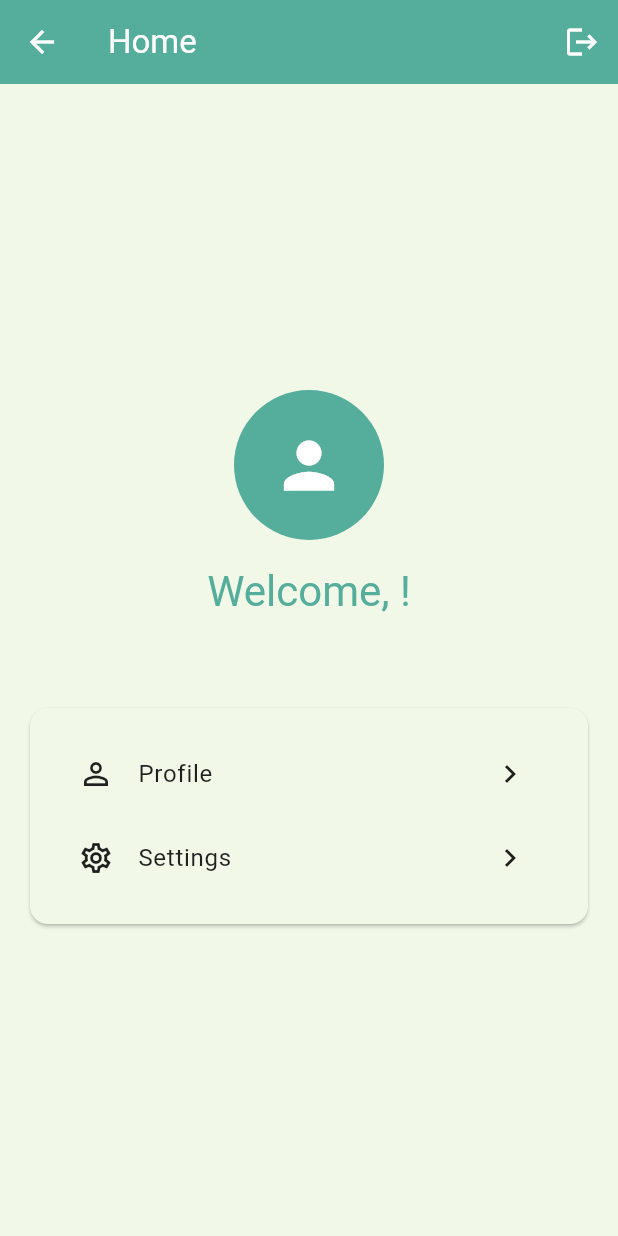
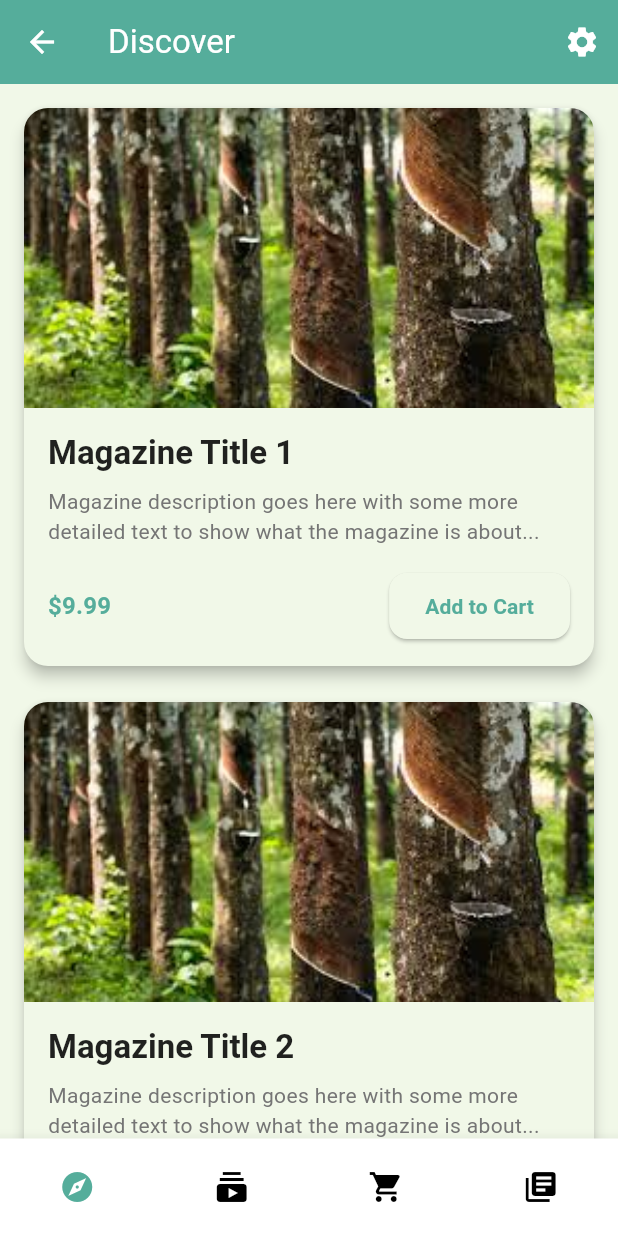
Before and after one commit to AmalAntoney123/magazine_nexus, a Flutter app: the HomePage screen opened by its route, on a phone screen of 412 x 824 dp. Run offline on Flutter 3.47's test engine with Material 3 defaults, Android fonts, the phone set to English and light mode, and no system bars; drawn by our look-alikes of animated_bottom_navigation_bar; our stand-ins replace appwrite, firebase_auth, firebase_core; accounts and stored records are empty.

Commit message:
home tabs

```diff
--- a/lib/pages/home_page.dart
+++ b/lib/pages/home_page.dart
@@ -1,12 +1,37 @@
 import 'package:flutter/material.dart';
 import 'package:firebase_auth/firebase_auth.dart';
+import 'package:animated_bottom_navigation_bar/animated_bottom_navigation_bar.dart';
 
 import '../services/firebase_auth_service.dart';
+import 'home_tabs/discover/discover_page.dart';
+import 'home_tabs/subscriptions/subscriptions_page.dart';
+import 'home_tabs/cart/cart_page.dart';
+import 'home_tabs/library/library_page.dart';
 
-class HomePage extends StatelessWidget {
+class HomePage extends StatefulWidget {
   HomePage({super.key});
 
+  @override
+  State<HomePage> createState() => _HomePageState();
+}
+
+class _HomePageState extends State<HomePage> {
   final AuthService _authService = AuthService();
+  int _activeIndex = 0;
+
+  final List<IconData> _iconList = [
+    Icons.explore,
+    Icons.subscriptions,
+    Icons.shopping_cart,
+    Icons.library_books,
+  ];
+
+  final List<String> _tabLabels = [
+    'Discover',
+    'Subscriptions',
+    'Cart',
+    'Library',
+  ];
 
   void _handleLogout(BuildContext context) async {
     try {
@@ -27,82 +52,41 @@ class HomePage extends StatelessWidget {
   Widget build(BuildContext context) {
     return Scaffold(
       appBar: AppBar(
-        title: const Text('Home'),
+        title: Text(_tabLabels[_activeIndex]),
         actions: [
           IconButton(
-            icon: const Icon(Icons.logout),
-            onPressed: () => _handleLogout(context),
+            icon: const Icon(Icons.settings),
+            onPressed: () => Navigator.pushNamed(context, '/settings'),
           ),
         ],
       ),
-      body: StreamBuilder<User?>(
-        stream: FirebaseAuth.instance.authStateChanges(),
-        builder: (context, snapshot) {
-          if (snapshot.connectionState == ConnectionState.waiting) {
-            return const Center(child: CircularProgressIndicator());
-          }
-
-          if (snapshot.hasError) {
-            return Center(child: Text('Error: ${snapshot.error}'));
-          }
-
-          final user = snapshot.data;
-          if (user == null) {
-            return const Center(child: Text('Not logged in'));
-          }
-
-          return Center(
-            child: Padding(
-              padding: const EdgeInsets.all(16.0),
-              child: Column(
-                mainAxisAlignment: MainAxisAlignment.center,
-                children: [
-                  const CircleAvatar(
-                    radius: 50,
-                    child: Icon(Icons.person, size: 50),
-                  ),
-                  const SizedBox(height: 16),
-                  Text(
-                    'Welcome, ${user.displayName ?? 'User'}!',
-                    style: Theme.of(context).textTheme.headlineMedium,
-                  ),
-                  const SizedBox(height: 8),
-                  Text(
-                    user.email ?? '',
-                    style: Theme.of(context).textTheme.bodyLarge,
-                  ),
-                  const SizedBox(height: 24),
-                  Card(
-                    child: Padding(
-                      padding: const EdgeInsets.all(16.0),
-                      child: Column(
-                        children: [
-                          ListTile(
-                            leading: const Icon(Icons.person_outline),
-                            title: const Text('Profile'),
-                            trailing: const Icon(Icons.chevron_right),
-                            onTap: () {
-                              // TODO: Navigate to profile page
-                            },
-                          ),
-                          ListTile(
-                            leading: const Icon(Icons.settings_outlined),
-                            title: const Text('Settings'),
-                            trailing: const Icon(Icons.chevron_right),
-                            onTap: () {
-                              // TODO: Navigate to settings page
-                            },
-                          ),
-                        ],
-                      ),
-                    ),
-                  ),
-                ],
-              ),
-            ),
-          );
-        },
+      body: _buildBody(),
+      bottomNavigationBar: AnimatedBottomNavigationBar(
+        icons: _iconList,
+        activeIndex: _activeIndex,
+        gapLocation: GapLocation.none,
+        activeColor: Theme.of(context).colorScheme.primary,
+        notchSmoothness: NotchSmoothness.verySmoothEdge,
+        height: 65,
+        onTap: (index) => setState(() => _activeIndex = index),
+        splashColor: Theme.of(context).colorScheme.primary,
+        splashRadius: 20,
       ),
     );
   }
+
+  Widget _buildBody() {
+    switch (_activeIndex) {
+      case 0:
+        return const DiscoverPage();
+      case 1:
+        return const SubscriptionsPage();
+      case 2:
+        return const CartPage();
+      case 3:
+        return const LibraryPage();
+      default:
+        return const DiscoverPage();
+    }
+  }
 }
--- /dev/null
+++ b/lib/pages/home_tabs/discover/discover_page.dart
@@ -0,0 +1,102 @@
+import 'package:flutter/material.dart';
+
+class DiscoverPage extends StatelessWidget {
+  const DiscoverPage({super.key});
+
+  @override
+  Widget build(BuildContext context) {
+    return ListView.builder(
+      padding: const EdgeInsets.all(16.0),
+      itemCount: 10,
+      itemBuilder: (context, index) => _buildMagazineCard(context, index),
+    );
+  }
+
+  Widget _buildMagazineCard(BuildContext context, int index) {
+    return Card(
+      margin: const EdgeInsets.only(bottom: 24.0),
+      elevation: 4,
+      shape: RoundedRectangleBorder(
+        borderRadius: BorderRadius.circular(16),
+      ),
+      child: InkWell(
+        borderRadius: BorderRadius.circular(16),
+        onTap: () => Navigator.pushNamed(
+          context,
+          '/magazine-details',
+          arguments: 'magazine_id',
+        ),
+        child: Column(
+          crossAxisAlignment: CrossAxisAlignment.start,
+          children: [
+            ClipRRect(
+              borderRadius:
+                  const BorderRadius.vertical(top: Radius.circular(16)),
+              child: Image.asset(
+                'assets/images/placeholder.jpeg',
+                height: 200,
+                width: double.infinity,
+                fit: BoxFit.cover,
+              ),
+            ),
+            Padding(
+              padding: const EdgeInsets.all(16.0),
+              child: Column(
+                crossAxisAlignment: CrossAxisAlignment.start,
+                children: [
+                  Text(
+                    'Magazine Title ${index + 1}',
+                    style: Theme.of(context).textTheme.titleLarge?.copyWith(
+                          fontWeight: FontWeight.bold,
+                        ),
+                  ),
+                  const SizedBox(height: 8),
+                  Text(
+                    'Magazine description goes here with some more detailed text to show what the magazine is about...',
+                    style: Theme.of(context).textTheme.bodyMedium?.copyWith(
+                          color: Colors.grey[600],
+                        ),
+                  ),
+                  const SizedBox(height: 16),
+                  Row(
+                    mainAxisAlignment: MainAxisAlignment.spaceBetween,
+                    children: [
+                      Text(
+                        '\$9.99',
+                        style:
+                            Theme.of(context).textTheme.titleMedium?.copyWith(
+                                  fontWeight: FontWeight.bold,
+                                  color: Theme.of(context).primaryColor,
+                                ),
+                      ),
+                      ElevatedButton(
+                        onPressed: () {
+                          // Add to cart logic
+                        },
+                        style: ElevatedButton.styleFrom(
+                          padding: const EdgeInsets.symmetric(
+                            horizontal: 24,
+                            vertical: 12,
+                          ),
+                          shape: RoundedRectangleBorder(
+                            borderRadius: BorderRadius.circular(12),
+                          ),
+                        ),
+                        child: const Text(
+                          'Add to Cart',
+                          style: TextStyle(
+                            fontWeight: FontWeight.bold,
+                          ),
+                        ),
+                      ),
+                    ],
+                  ),
+                ],
+              ),
+            ),
+          ],
+        ),
+      ),
+    );
+  }
+}
--- a/pubspec.yaml
+++ b/pubspec.yaml
@@ -40,6 +40,7 @@ dependencies:
   cloud_firestore: ^5.6.0
   provider: ^6.1.2
   appwrite: ^13.1.0
+  animated_bottom_navigation_bar: ^1.3.3
 
 dev_dependencies:
   flutter_test:
@@ -66,6 +67,7 @@ flutter:
   # To add assets to your application, add an assets section, like this:
   assets:
     - assets/images/logo.png
+    - assets/images/placeholder.jpeg
   #   - images/a_dot_ham.jpeg
 
   # An image asset can refer to one or more resolution-specific "variants", see
```
Also changed, not shown: lib/main.dart (+5 -2 lines), lib/pages/home_tabs/cart/cart_page.dart (added, +12 -0 lines), lib/pages/home_tabs/library/library_page.dart (added, +12 -0 lines), lib/pages/home_tabs/subscriptions/subscriptions_page.dart (added, +12 -0 lines), lib/pages/login_page.dart (+84 -1 lines), lib/pages/settings_page.dart (added, +81 -0 lines), lib/pages/signup_page.dart (+37 -14 lines), assets/images/placeholder.jpeg (added), pubspec.lock.
